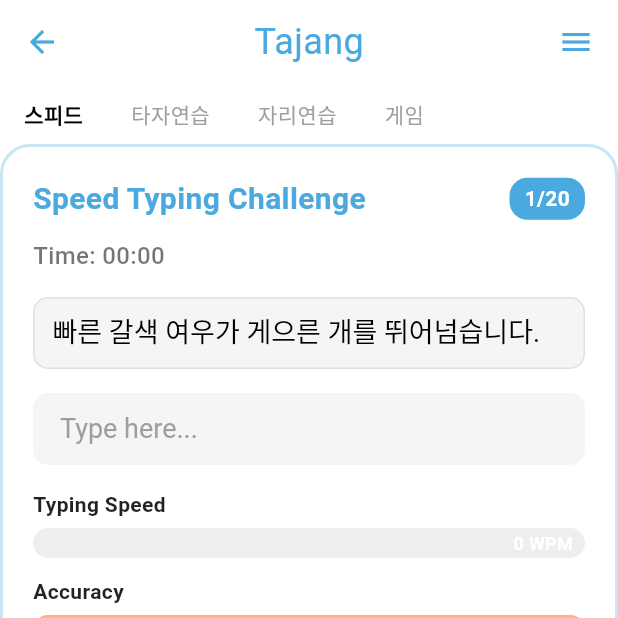
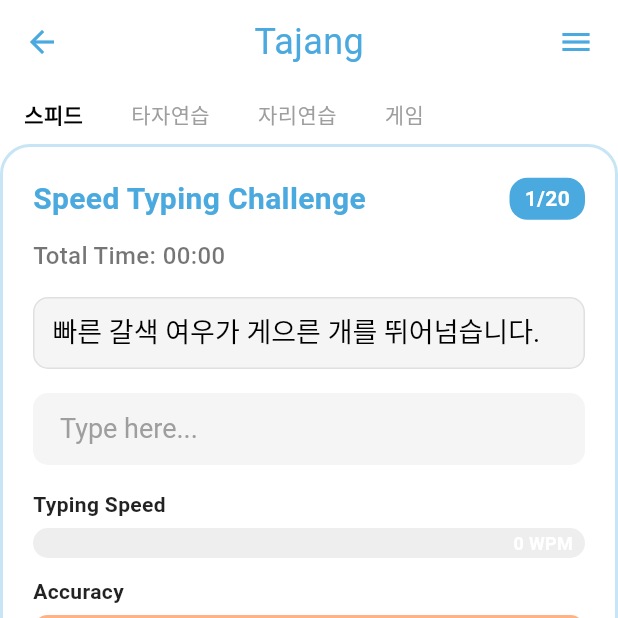
Before and after one commit to Do-Boo/TaJJang, a Flutter app: the first screen one second after launch, on a phone screen of 412 x 824 dp, the top half of it. Run offline on Flutter 3.47's test engine with Material 3 defaults, Android fonts, the phone set to English and light mode, and no system bars; our stand-ins replace fl_chart; Roboto replaces fonts that are missing (YourFontFamily).

Commit message:
2024.9.20.(금) 21:20 작동확인

```diff
--- a/lib/widgets/w_speed_typing.dart
+++ b/lib/widgets/w_speed_typing.dart
@@ -40,7 +40,7 @@
     "모든 국민은 인간으로서의 존엄과 가치를 가집니다.",
     "세종대왕은 한글을 창제한 조선의 제4대 왕입니다.",
     "우리나라의 국화는 무궁화입니다.",
-    "독도는 우리나라 동쪽 끝에 있는 아름다운 섬입니다.",
+    "독도는 우리나라 동쪽 끝에 있는 아름다 섬입니다.",
     "한강은 서울을 가로지르는 큰 강입니다.",
     "김치는 한국의 대표적인 발효 음식입니다.",
     "태권도는 한국의 전통 무술입니다.",
@@ -71,6 +71,8 @@
   bool _practiceStarted = false;
   bool _isFinished = false;
   Duration _elapsedTime = Duration.zero;
+  DateTime? _sentenceStartTime;
+  int _previousTypingSpeed = 0;
 
   @override
   void initState() {
@@ -81,6 +83,7 @@
       vsync: this,
       duration: const Duration(milliseconds: 300),
     );
+    _startPractice();
   }
 
   @override
@@ -92,11 +95,10 @@
   }
 
   void _startPractice() {
-    if (!_practiceStarted) {
-      _practiceStarted = true;
-      _startTime = DateTime.now();
-      _startTimer();
-    }
+    _practiceStarted = true;
+    _startTime = DateTime.now();
+    _sentenceStartTime = DateTime.now();
+    _startTimer();
   }
 
   void _startTimer() {
@@ -111,23 +113,23 @@
   }
 
   void _updateTypingSpeed() {
-    if (_startTime != null) {
-      final minutes = _elapsedTime.inMilliseconds / 60000;
+    if (_sentenceStartTime != null && _totalChars > 0) {
+      final sentenceElapsedTime = DateTime.now().difference(_sentenceStartTime!);
+      final minutes = sentenceElapsedTime.inMilliseconds / 60000;
       if (minutes > 0) {
         setState(() {
-          if (_totalChars > 0) {
-            _typingSpeed = (_totalChars / minutes).round();
-          } else {
-            _typingSpeed = 0; // 새 문장의 첫 글자가 입력되기 전에는 0으로 설정
-          }
+          _typingSpeed = (_totalChars / minutes).round();
         });
       }
     }
   }
 
   void _checkInput(String value) {
-    if (!_practiceStarted) {
-      _startPractice();
+    if (_totalChars == 0) {
+      _sentenceStartTime = DateTime.now();
+      setState(() {
+        _typingSpeed = _previousTypingSpeed;
+      });
     }
 
     setState(() {
@@ -144,7 +146,7 @@
       _updateTypingSpeed();
       _animationController.forward(from: 0);
 
-      if (value == _currentSentence) {
+      if (value.length > _currentSentence.length) {
         _nextSentence();
       }
     });
@@ -159,6 +161,8 @@
         _correctChars = 0;
         _totalChars = 0;
         _accuracy = 100.0;
+        _previousTypingSpeed = _typingSpeed; // 이전 문장의 타이핑 속도를 저장
+        _sentenceStartTime = null; // 새 문장을 위해 시작 시간 초기화
       });
     } else {
       _finishPractice();
@@ -208,7 +212,7 @@
           ),
           const SizedBox(height: 12), // 16에서 12로 줄임
           Text(
-            "Time: ${_formatDuration(_elapsedTime)}",
+            "Total Time: ${_formatDuration(_elapsedTime)}",
             style: const TextStyle(fontSize: 16, color: Colors.black54, fontWeight: FontWeight.w500), // 폰트 크기를 18에서 16으로 줄임
           ),
           const SizedBox(height: 16), // 24에서 16으로 줄임
@@ -306,15 +310,9 @@
                 alignment: Alignment.centerRight,
                 child: Padding(
                   padding: const EdgeInsets.only(right: 8.0), // 12에서 8로 줄임
-                  child: TweenAnimationBuilder<double>(
-                    tween: Tween<double>(begin: value, end: currentValue),
-                    duration: const Duration(milliseconds: 300),
-                    builder: (context, value, child) {
-                      return Text(
-                        title == "Typing Speed" ? '${value.round()} WPM' : '${value.toStringAsFixed(1)}%',
-                        style: const TextStyle(fontSize: 12, fontWeight: FontWeight.bold, color: Colors.white), // 폰트 크기를 14에서 12로 줄임
-                      );
-                    },
+                  child: Text(
+                    title == "Typing Speed" ? '$_typingSpeed WPM' : '${_accuracy.toStringAsFixed(1)}%',
+                    style: const TextStyle(fontSize: 12, fontWeight: FontWeight.bold, color: Colors.white), // 폰트 크기를 14에서 12로 줄임
                   ),
                 ),
               ),
```
